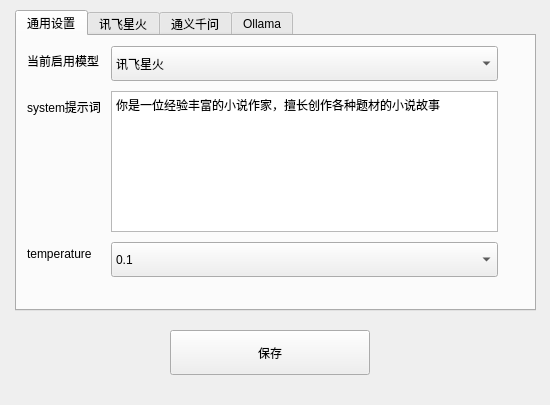
Before: the Qt Designer form llm_config.ui in wwaa321/kiko-ai-assistant, drawn with Qt 5.
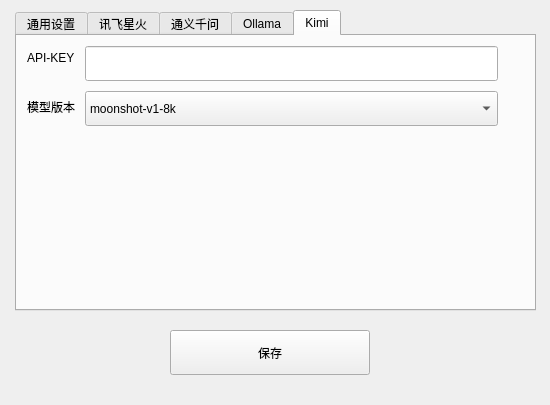
After: the same form once the commit is applied. The open tabs and pages were chosen to show the change.

The edit to the form file:
```diff
--- a/llm_config.ui
+++ b/llm_config.ui
@@ -523,6 +523,99 @@
      </layout>
     </widget>
    </widget>
+   <widget class="QWidget" name="tab">
+    <attribute name="title">
+     <string>Kimi</string>
+    </attribute>
+    <widget class="QWidget" name="formLayoutWidget_5">
+     <property name="geometry">
+      <rect>
+       <x>0</x>
+       <y>0</y>
+       <width>481</width>
+       <height>241</height>
+      </rect>
+     </property>
+     <layout class="QFormLayout" name="formLayout_5">
+      <property name="fieldGrowthPolicy">
+       <enum>QFormLayout::AllNonFixedFieldsGrow</enum>
+      </property>
+      <property name="rowWrapPolicy">
+       <enum>QFormLayout::DontWrapRows</enum>
+      </property>
+      <property name="horizontalSpacing">
+       <number>10</number>
+      </property>
+      <property name="verticalSpacing">
+       <number>10</number>
+      </property>
+      <property name="leftMargin">
+       <number>10</number>
+      </property>
+      <property name="topMargin">
+       <number>10</number>
+      </property>
+      <item row="0" column="0">
+       <widget class="QLabel" name="label_9">
+        <property name="text">
+         <string>API-KEY</string>
+        </property>
+        <property name="textFormat">
+         <enum>Qt::RichText</enum>
+        </property>
+       </widget>
+      </item>
+      <item row="0" column="1">
+       <widget class="QLineEdit" name="lineEdit_kimi_api_key">
+        <property name="minimumSize">
+         <size>
+          <width>0</width>
+          <height>35</height>
+         </size>
+        </property>
+       </widget>
+      </item>
+      <item row="1" column="0">
+       <widget class="QLabel" name="label_10">
+        <property name="text">
+         <string>模型版本</string>
+        </property>
+        <property name="textFormat">
+         <enum>Qt::MarkdownText</enum>
+        </property>
+       </widget>
+      </item>
+      <item row="1" column="1">
+       <widget class="QComboBox" name="comboBox_kimi_model">
+        <property name="minimumSize">
+         <size>
+          <width>0</width>
+          <height>35</height>
+         </size>
+        </property>
+        <property name="currentIndex">
+         <number>0</number>
+        </property>
+        <item>
+         <property name="text">
+          <string>moonshot-v1-8k</string>
+         </property>
+        </item>
+        <item>
+         <property name="text">
+          <string>moonshot-v1-32k</string>
+         </property>
+        </item>
+        <item>
+         <property name="text">
+          <string>moonshot-v1-128k</string>
+         </property>
+        </item>
+       </widget>
+      </item>
+     </layout>
+    </widget>
+   </widget>
   </widget>
   <widget class="QPushButton" name="pushButton_save">
    <property name="geometry">
```
Left out of the diff: 5 changed lines with no effect on the pictures.
